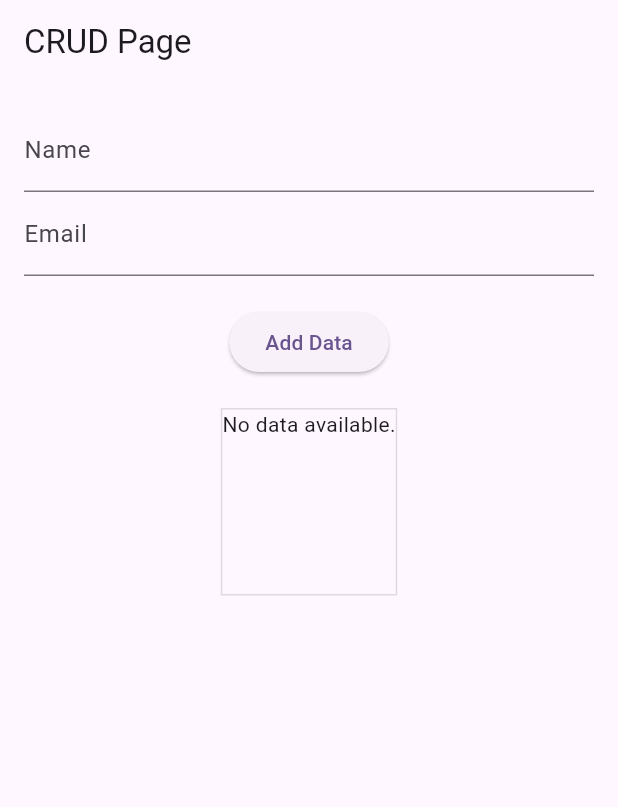
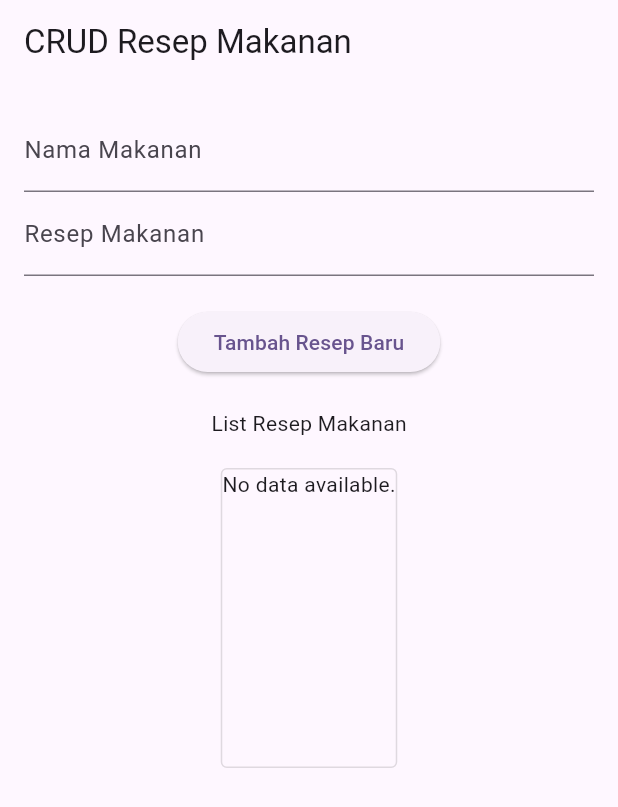
Before and after one commit to maulanazh15/uts_crud_flutter, a Flutter app: the screen it shows after launch, on a phone screen of 412 x 824 dp. Shown: the top 807 px of the screen. Run offline on Flutter 3.47's test engine with Material 2 defaults, Android fonts, the phone set to English and light mode, and no system bars; our stand-ins replace sqflite; accounts and stored records are empty.

Commit message:
uts resep makanan

```diff
--- a/lib/helper/database_helper.dart
+++ b/lib/helper/database_helper.dart
@@ -17,45 +17,45 @@ class DatabaseHelper {
   }
 
   Future<Database> _initDatabase() async {
-    String path = join(await getDatabasesPath(), 'my_database.db');
-    return await openDatabase(path, version: 1, onCreate: _createDatabase);
+    String path = join(await getDatabasesPath(), 'my_database1.db');
+    return await openDatabase(path, version: 2, onCreate: _createDatabase);
   }
 
   Future<void> _createDatabase(Database db, int version) async {
     await db.execute('''
-      CREATE TABLE my_table (
+      CREATE TABLE resep_makanan (
         id INTEGER PRIMARY KEY AUTOINCREMENT,
-        name TEXT,
-        email TEXT
+        nama_makanan TEXT,
+        resep_makanan TEXT
       )
     ''');
   }
 
   Future<int> insertData(MyData data) async {
     Database db = await database;
-    return await db.insert('my_table', data.toMap());
+    return await db.insert('resep_makanan', data.toMap());
   }
 
   Future<List<MyData>> getData() async {
     Database db = await database;
-    List<Map<String, dynamic>> maps = await db.query('my_table');
+    List<Map<String, dynamic>> maps = await db.query('resep_makanan');
     return List.generate(maps.length, (index) {
       return MyData(
         id: maps[index]['id'],
-        name: maps[index]['name'],
-        email: maps[index]['email'],
+        nama_makanan: maps[index]['nama_makanan'],
+        resep_makanan: maps[index]['resep_makanan'],
       );
     });
   }
 
   Future<int> updateData(MyData data) async {
     Database db = await database;
-    return await db.update('my_table', data.toMap(),
+    return await db.update('resep_makanan', data.toMap(),
         where: 'id = ?', whereArgs: [data.id]);
   }
 
   Future<int> deleteData(int ?id) async {
     Database db = await database;
-    return await db.delete('my_table', where: 'id = ?', whereArgs: [id]);
+    return await db.delete('resep_makanan', where: 'id = ?', whereArgs: [id]);
   }
 }
--- a/lib/main.dart
+++ b/lib/main.dart
@@ -1,5 +1,7 @@
 import 'package:flutter/material.dart';
+import 'package:uts_crud_flutter/helper/database_helper.dart';
 import 'package:uts_crud_flutter/pages/crudpage.dart';
+
 
 void main() {
   runApp(const MyApp());
--- a/lib/model/mydata.dart
+++ b/lib/model/mydata.dart
@@ -1,11 +1,11 @@
 class MyData {
   int ? id;
-  String name;
-  String email;
+  String nama_makanan;
+  String resep_makanan;
 
-  MyData({this.id, required this.name, required this.email});
+  MyData({this.id, required this.nama_makanan, required this.resep_makanan});
 
   Map<String, dynamic> toMap() {
-    return {'id': id, 'name': name, 'email': email};
+    return {'id': id, 'nama_makanan': nama_makanan, 'resep_makanan': resep_makanan};
   }
 }
--- a/lib/pages/crudpage.dart
+++ b/lib/pages/crudpage.dart
@@ -9,16 +9,16 @@ class CrudPage extends StatefulWidget {
 
 class _CrudPageState extends State<CrudPage> {
   // Di dalam _CrudPageState
-  final nameController = TextEditingController();
-  final emailController = TextEditingController();
+  final namaMakananController = TextEditingController();
+  final resepMakananController = TextEditingController();
 
   // Fungsi untuk menambahkan data
   Future<void> addData() async {
-    final name = nameController.text;
-    final email = emailController.text;
+    final nama_makanan = namaMakananController.text;
+    final resep_makanan = resepMakananController.text;
 
-    if (name.isNotEmpty && email.isNotEmpty) {
-      final data = MyData(name: name, email: email);
+    if (nama_makanan.isNotEmpty && resep_makanan.isNotEmpty) {
+      final data = MyData(nama_makanan: nama_makanan, resep_makanan: resep_makanan);
       await DatabaseHelper.instance.insertData(data);
       // Refresh UI to show updated data
       setState(() {});
@@ -34,29 +34,31 @@ class _CrudPageState extends State<CrudPage> {
   Widget build(BuildContext context) {
     return Scaffold(
       appBar: AppBar(
-        title: Text('CRUD Page'),
+        title: Text('CRUD Resep Makanan'),
       ),
       body: Padding(
         padding: const EdgeInsets.all(16.0),
         child: Column(
           children: [
             TextFormField(
-              controller: nameController,
-              decoration: InputDecoration(labelText: 'Name'),
+              controller: namaMakananController,
+              decoration: InputDecoration(labelText: 'Nama Makanan'),
             ),
             TextFormField(
-              controller: emailController,
-              decoration: InputDecoration(labelText: 'Email'),
+              controller: resepMakananController,
+              decoration: InputDecoration(labelText: 'Resep Makanan'),
             ),
             SizedBox(height: 20),
             ElevatedButton(
               onPressed: addData,
-              child: Text('Add Data'),
+              child: Text('Tambah Resep Baru'),
             ),
             SizedBox(height: 20),
+            Center(child: Text("List Resep Makanan"),),
+            SizedBox(height: 20,),
             Container(
-              height: 125,
-              decoration: BoxDecoration(border: Border.all(color: Colors.black12)),
+              height: 200,
+              decoration: BoxDecoration(border: Border.all(color: Colors.black12), borderRadius: BorderRadius.circular(4)),
               child: FutureBuilder(
                 future: getData(),
                 builder: (context, snapshot) {
@@ -74,8 +76,8 @@ class _CrudPageState extends State<CrudPage> {
                       itemBuilder: (context, index) {
                         final data = dataList[index];
                         return ListTile(
-                          title: Text(data.name),
-                          subtitle: Text(data.email),
+                          title: Text(data.nama_makanan),
+                          subtitle: Text(data.resep_makanan),
                           trailing: Row(
                             mainAxisSize: MainAxisSize.min,
                             children: [
@@ -85,25 +87,25 @@ class _CrudPageState extends State<CrudPage> {
                                   showDialog(
                                     context: context,
                                     builder: (BuildContext context) {
-                                      final nameController =
-                                          TextEditingController(text: data.name);
-                                      final emailController =
-                                          TextEditingController(text: data.email);
+                                      final namaMakananController =
+                                          TextEditingController(text: data.nama_makanan);
+                                      final resepMakananController =
+                                          TextEditingController(text: data.resep_makanan);
 
                                       return AlertDialog(
-                                        title: Text('Edit Data'),
+                                        title: Text('Edit Data Resep Makanan'),
                                         content: Column(
                                           mainAxisSize: MainAxisSize.min,
                                           children: [
                                             TextFormField(
-                                              controller: nameController,
+                                              controller: namaMakananController,
                                               decoration: InputDecoration(
-                                                  labelText: 'Name'),
+                                                  labelText: 'Nama Makanan'),
                                             ),
                                             TextFormField(
-                                              controller: emailController,
+                                              controller: resepMakananController,
                                               decoration: InputDecoration(
-                                                  labelText: 'Email'),
+                                                  labelText: 'Resep Makanan'),
                                             ),
                                           ],
                                         ),
@@ -111,16 +113,16 @@ class _CrudPageState extends State<CrudPage> {
                                           ElevatedButton(
                                             onPressed: () async {
                                               // Ambil nilai yang diubah dari TextEditingController
-                                              final newName = nameController.text;
-                                              final newEmail =
-                                                  emailController.text;
+                                              final newNamaMakanan = namaMakananController.text;
+                                              final newResepMakanan =
+                                                  resepMakananController.text;
 
                                               // Buat objek MyData baru dengan perubahan
                                               final updatedData = MyData(
                                                 id: data
                                                     .id, // Pastikan untuk menyertakan ID
-                                                name: newName,
-                                                email: newEmail,
+                                                nama_makanan: newNamaMakanan,
+                                                resep_makanan: newResepMakanan,
                                               );
 
                                               // Implementasi untuk menyimpan perubahan ke database
```
Also changed, not shown: 2 other files.
